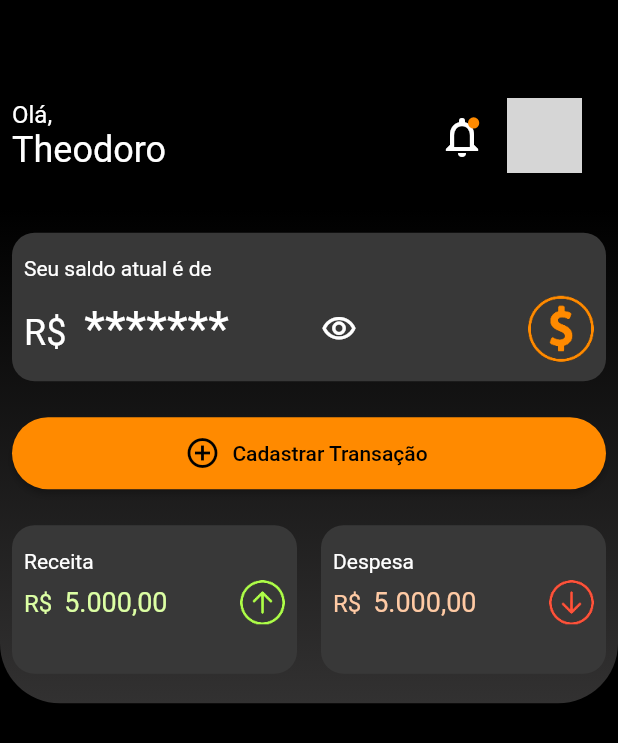
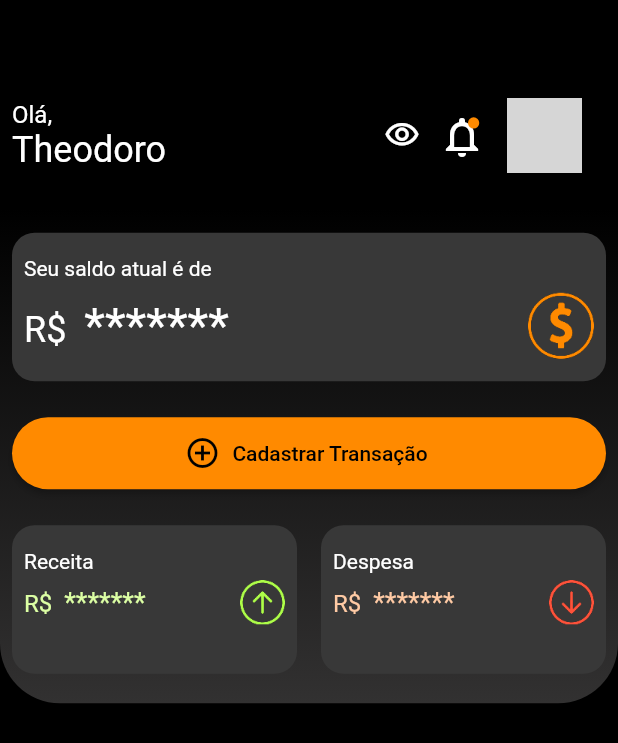
Before and after one commit to Orange-Juice-Projeto-Developer/orange_wallet_mobile, a Flutter app: the screen it shows after launch, on a phone screen of 412 x 824 dp. Shown: the top 743 px of the screen. Run offline on Flutter 3.47's test engine with Material 2 defaults, Android fonts, the phone set to English and light mode, and no system bars; network calls fail; grey boxes are pictures that could not be loaded.

Commit message:
Visibilidade do saldo em todos os containers

```diff
--- a/lib/models/receita_despesa_container.dart
+++ b/lib/models/receita_despesa_container.dart
@@ -2,7 +2,9 @@ import 'package:flutter/material.dart';
 
 class ReceitaDespesaContainer extends StatelessWidget {
   final bool isReceita;
-  const ReceitaDespesaContainer({Key? key, required this.isReceita})
+  final bool isVisible;
+  const ReceitaDespesaContainer(
+      {Key? key, required this.isReceita, required this.isVisible})
       : super(key: key);
 
   @override
@@ -47,7 +49,7 @@ class ReceitaDespesaContainer extends StatelessWidget {
                                       : const Color(0XFFFFCAA4)),
                             ),
                             TextSpan(
-                              text: '5.000,00',
+                              text: isVisible ? '5.000,00' : '*******',
                               style: TextStyle(
                                   fontSize: 18,
                                   color: isReceita
--- a/lib/models/saldo_container.dart
+++ b/lib/models/saldo_container.dart
@@ -1,15 +1,9 @@
 import 'package:flutter/material.dart';
 
-class SaldoContainer extends StatefulWidget {
-  const SaldoContainer({Key? key}) : super(key: key);
-
-  @override
-  State<SaldoContainer> createState() => _SaldoContainerState();
-}
-
-class _SaldoContainerState extends State<SaldoContainer> {
-  bool saldoVisible = false;
-  double saldo = 8050.50;
+class SaldoContainer extends StatelessWidget {
+  const SaldoContainer({Key? key, required this.isVisible}) : super(key: key);
+  final bool isVisible;
+  final double saldo = 8050.50;
   @override
   Widget build(BuildContext context) {
     return Padding(
@@ -51,7 +45,7 @@ class _SaldoContainerState extends State<SaldoContainer> {
                                     fontSize: 24, color: Colors.white),
                               ),
                               TextSpan(
-                                text: saldoVisible
+                                text: isVisible
                                     ? saldo
                                         .toStringAsFixed(2)
                                         .replaceAll('.', ',')
@@ -65,16 +59,6 @@ class _SaldoContainerState extends State<SaldoContainer> {
                       ),
                       const SizedBox(
                         width: 16,
-                      ),
-                      IconButton(
-                        onPressed: (() {
-                          saldoVisible = !saldoVisible;
-                          setState(() {});
-                        }),
-                        icon: Icon(saldoVisible
-                            ? Icons.visibility_off_outlined
-                            : Icons.visibility_outlined),
-                        color: Colors.white,
                       ),
                       const Spacer(),
                       Padding(
--- a/lib/pages/home_page.dart
+++ b/lib/pages/home_page.dart
@@ -12,6 +12,7 @@ class HomePage extends StatefulWidget {
 }
 
 class _HomePageState extends State<HomePage> {
+  bool saldoVisible = false;
   @override
   Widget build(BuildContext context) {
     var mediaQuery = MediaQuery.of(context).size;
@@ -43,9 +44,19 @@ class _HomePageState extends State<HomePage> {
                     ],
                   ),
                   Row(
-                    children: const [
-                      NotificationButton(),
-                      Padding(
+                    children: [
+                      IconButton(
+                        onPressed: (() {
+                          saldoVisible = !saldoVisible;
+                          setState(() {});
+                        }),
+                        icon: Icon(saldoVisible
+                            ? Icons.visibility_off_outlined
+                            : Icons.visibility_outlined),
+                        color: Colors.white,
+                      ),
+                      const NotificationButton(),
+                      const Padding(
                         padding: EdgeInsets.all(16.0),
                         child: CircleAvatar(
                           radius: 25,
@@ -78,7 +89,7 @@ class _HomePageState extends State<HomePage> {
                   ),
                   child: Column(
                     children: [
-                      const SaldoContainer(),
+                      SaldoContainer(isVisible: saldoVisible),
                       const Padding(
                         padding: EdgeInsets.all(8.0),
                         child: Align(
@@ -87,11 +98,17 @@ class _HomePageState extends State<HomePage> {
                         ),
                       ),
                       Row(
-                        children: const [
+                        children: [
                           Expanded(
-                              child: ReceitaDespesaContainer(isReceita: true)),
+                              child: ReceitaDespesaContainer(
+                            isReceita: true,
+                            isVisible: saldoVisible,
+                          )),
                           Expanded(
-                              child: ReceitaDespesaContainer(isReceita: false)),
+                              child: ReceitaDespesaContainer(
+                            isReceita: false,
+                            isVisible: saldoVisible,
+                          )),
                         ],
                       )
                     ],
```
Also changed, not shown: lib/models/cadastrar_transacao_button.dart (+86 -82 lines).
